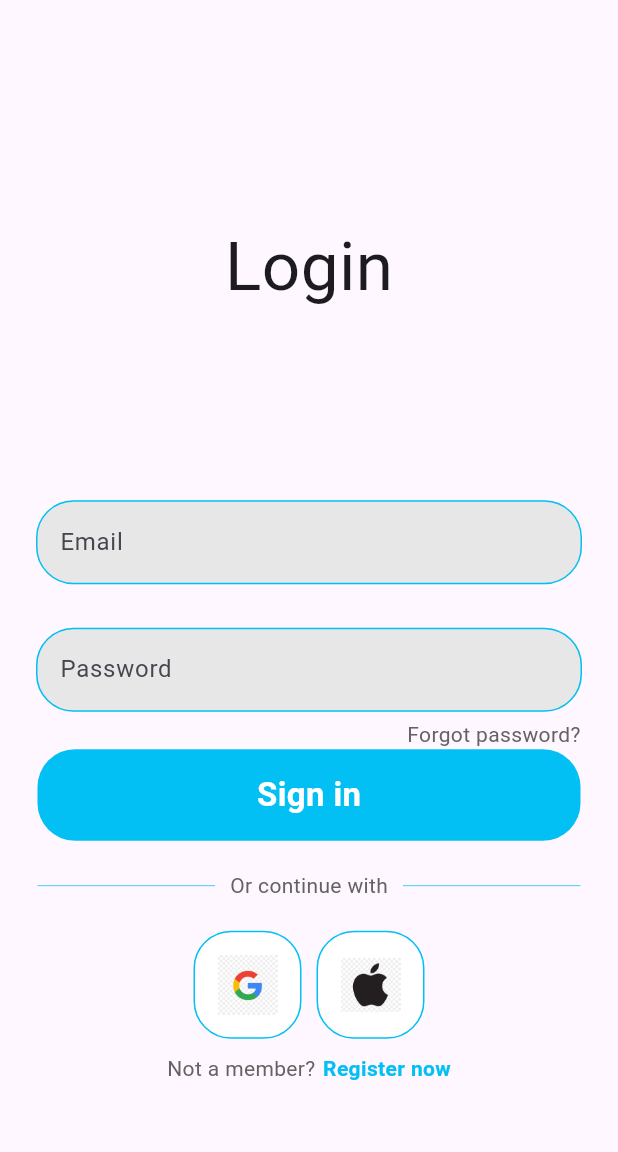
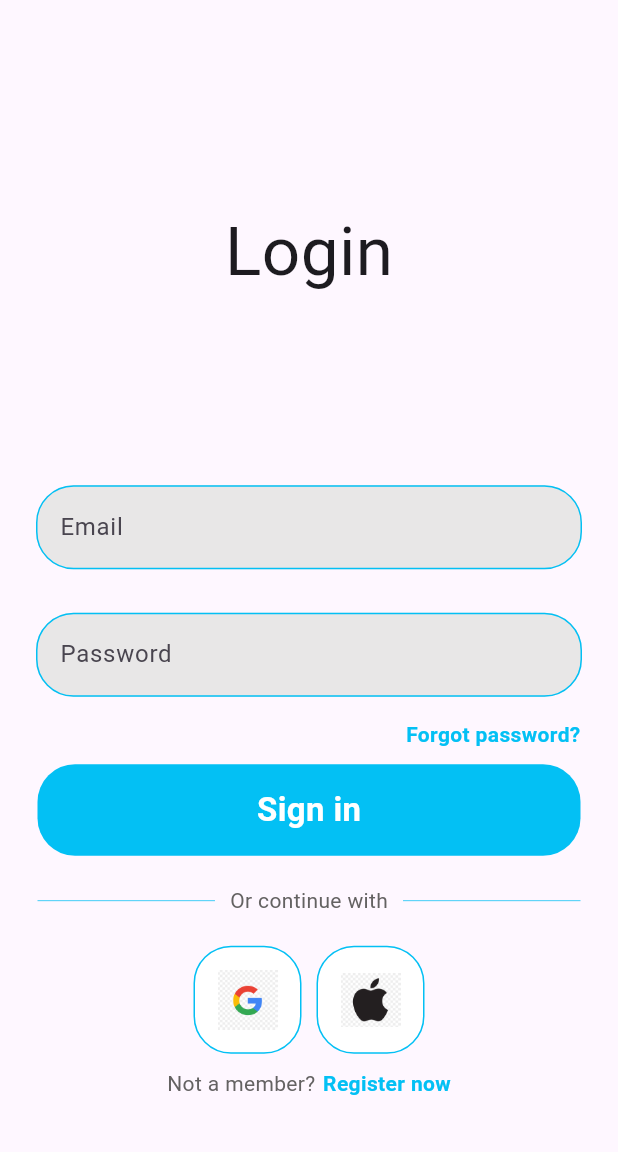
Before and after one commit to Legondr/MVOP-calendar, a Flutter app: the screen it shows after launch, on a phone screen of 412 x 824 dp, the part 84-1236 px from its top. Run offline on Flutter 3.47's test engine with Material 3 defaults, Android fonts, the phone set to English and light mode, and no system bars; our stand-ins replace auto_route, cloud_firestore, firebase_auth, firebase_core, google_sign_in, syncfusion_flutter_calendar; accounts and stored records are empty.

Commit message:
hotova aplikace

```diff
--- a/lib/app/router.dart
+++ b/lib/app/router.dart
@@ -1,4 +1,5 @@
 import 'package:calendar/screens/auth_screen/auth_screen.dart';
+import 'package:calendar/screens/forgot_password_screen/forgot_password_screen.dart';
 import 'package:calendar/screens/home_screen/home_screen.dart';
 import 'package:calendar/screens/register_screen/register_screen.dart';
 import 'package:flutter/material.dart';
@@ -24,6 +25,10 @@ class AppRouter extends RootStackRouter {
         ),
         AutoRoute(
           page: HomeRoute.page,
-        )
+        ),
+        AutoRoute(
+          //this is not working
+          page: ForgotPasswordRoute.page,
+        ),
       ];
 }
--- a/lib/screens/login_screen/login_screen.dart
+++ b/lib/screens/login_screen/login_screen.dart
@@ -2,6 +2,7 @@ import 'package:auto_route/auto_route.dart';
 import 'package:calendar/screens/components/custom_button.dart';
 import 'package:calendar/screens/components/custom_text_field.dart';
 import 'package:calendar/screens/components/square_tile.dart';
+import 'package:calendar/screens/forgot_password_screen/forgot_password_screen.dart';
 import 'package:calendar/services/auth/auth_service.dart';
 import 'package:firebase_auth/firebase_auth.dart';
 import 'package:flutter/material.dart';
@@ -133,20 +134,40 @@ class _LoginScreenState extends State<LoginScreen> {
                   obscureText: true,
                 ),
 
+                const SizedBox(
+                  height: 10,
+                ),
                 // Forget password
-                const Padding(
+                Padding(
                   padding: EdgeInsets.symmetric(horizontal: 25),
                   child: Row(
                     mainAxisAlignment: MainAxisAlignment.end,
                     children: [
-                      Text(
-                        'Forgot password?',
-                        style: TextStyle(
-                          color: Color.fromARGB(255, 100, 98, 98),
+                      GestureDetector(
+                        onTap: () {
+                          Navigator.push(
+                            context,
+                            MaterialPageRoute(
+                              builder: (context) {
+                                return ForgotPasswordScreen();
+                              },
+                            ),
+                          );
+                        },
+                        child: Text(
+                          'Forgot password?',
+                          style: TextStyle(
+                            color: Color.fromARGB(255, 3, 192, 244),
+                            fontWeight: FontWeight.bold,
+                          ),
                         ),
                       ),
                     ],
                   ),
+                ),
+
+                const SizedBox(
+                  height: 10,
                 ),
 
                 // Sign in button
```
Also changed, not shown: lib/screens/forgot_password_screen/forgot_password_screen.dart (added, +95 -0 lines), lib/app/router.gr.dart, pubspec.lock.
